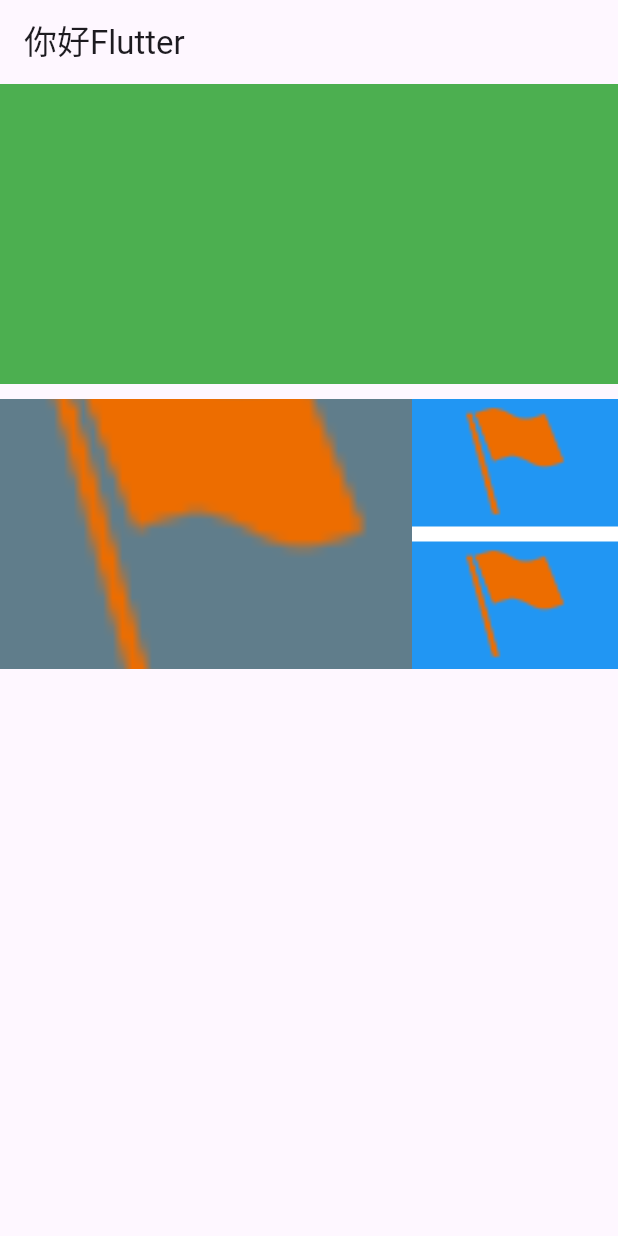
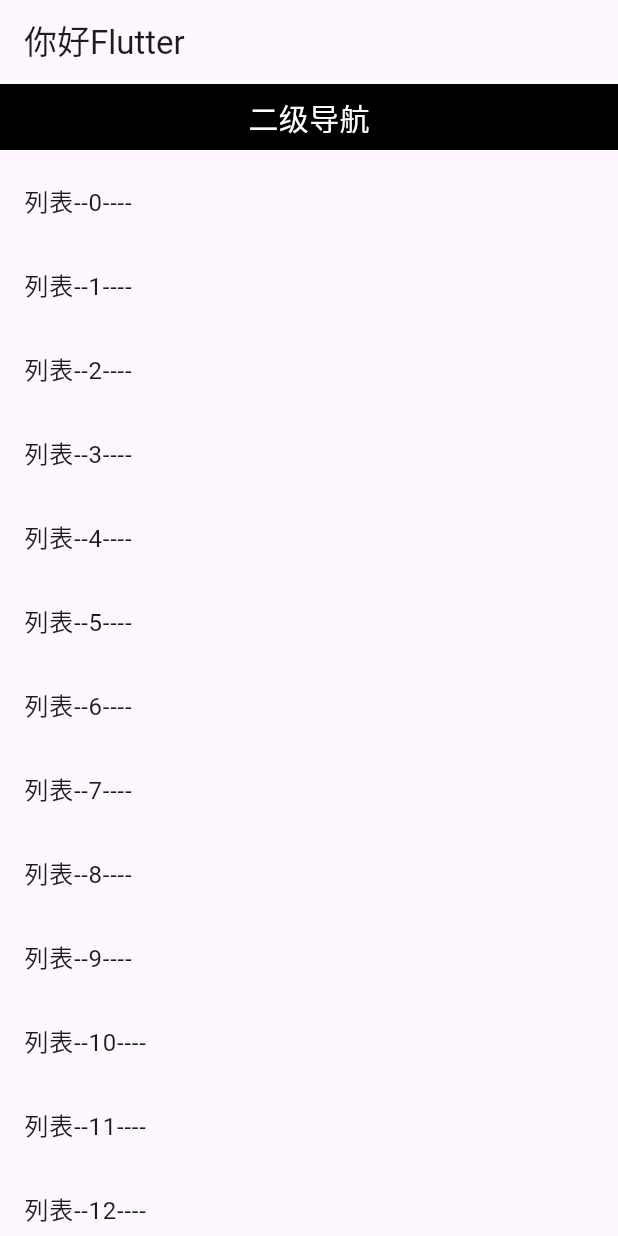
Before and after one commit to huangpu0/Flutter, a Flutter app: the screen it shows after launch, on a phone screen of 412 x 824 dp. Run offline on Flutter 3.47's test engine with Material 3 defaults, Android fonts, the phone set to English and light mode, and no system bars.

Commit message:
07_Satck

```diff
--- /dev/null
+++ b/lib/07_Stack.dart
@@ -0,0 +1,80 @@
+import 'package:flutter/material.dart';
+
+class MyStack0 extends StatelessWidget {
+  const MyStack0({super.key});
+
+  @override
+  Widget build(BuildContext context) {
+    return Container(
+      width: 300,
+      height: 400,
+      color: Colors.red,
+      child: Stack(
+        // 相对外部容器进行定位、没有外部容器、相对于屏幕定位
+        children: [
+          Positioned(
+              left: 10,
+              bottom: 10,
+              child: Container(
+                width: 100,
+                height: 100,
+                color: Colors.yellow,
+              )),
+          const Text('你好Flutter'),
+        ],
+      ),
+    );
+  }
+}
+
+class MyStack1 extends StatelessWidget {
+  const MyStack1({super.key});
+
+  List<Widget> initListData() {
+    List<Widget> tmpList = [];
+    for (var i = 0; i < 20; i++) {
+      tmpList.add(ListTile(
+        title: Text('列表--$i----'),
+      ));
+    }
+    return tmpList;
+  }
+
+  @override
+  Widget build(BuildContext context) {
+    /// 获取设备的宽和高度
+    final size = MediaQuery.of(context).size;
+
+    return Stack(
+      children: [
+        ListView(
+          padding: const EdgeInsets.only(top: 50),
+          children: initListData(),
+        ),
+        Positioned(
+          left: 0,
+          top: 0,
+          width: size.width,
+          height: 44,
+          child: Row(
+            children: [
+              Expanded(
+                  child: Container(
+                alignment: Alignment.center,
+                height: 44,
+                color: Colors.black,
+                child: const Text(
+                  '二级导航',
+                  style: TextStyle(
+                    color: Colors.white,
+                    fontSize: 20,
+                  ),
+                ),
+              ))
+            ],
+          ),
+        ),
+      ],
+    );
+  }
+}
```
Also changed, not shown: lib/main.dart (+5 -3 lines).
